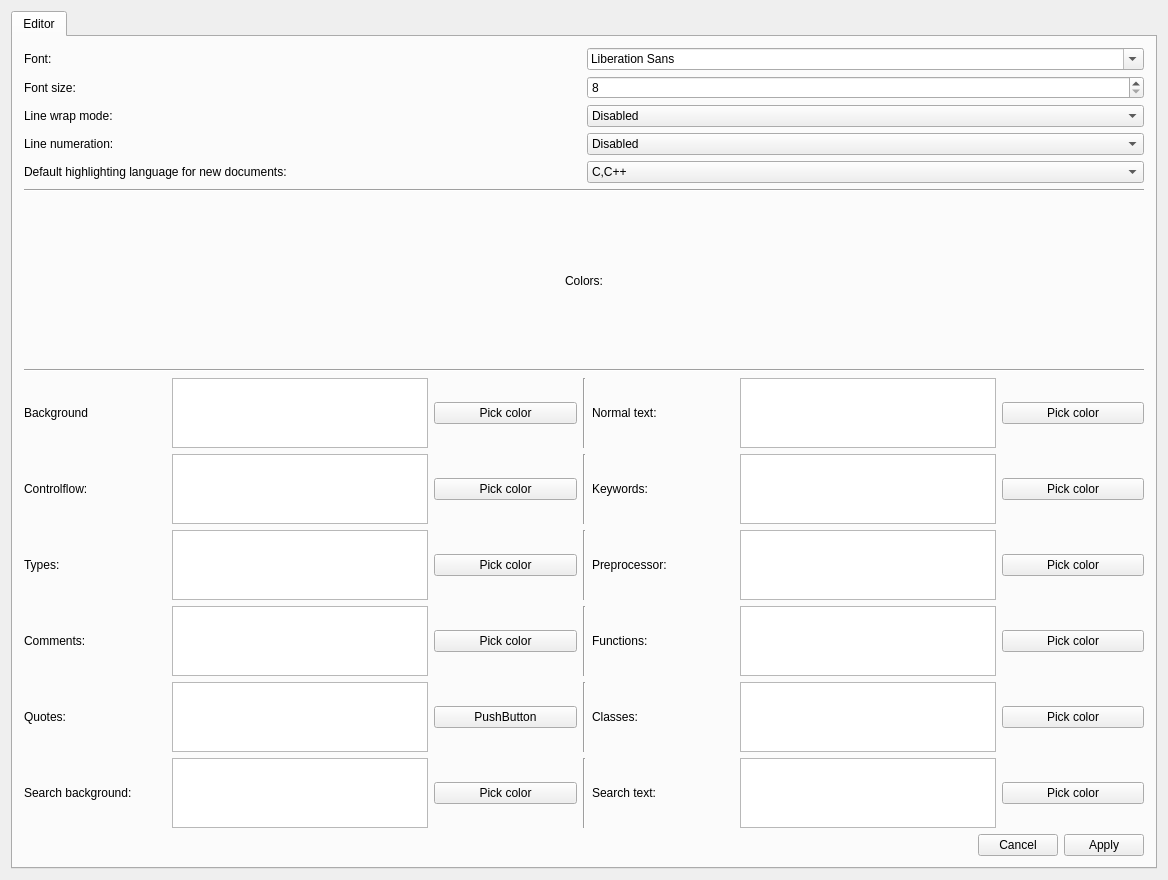
Before: the Qt Designer form settingsform.ui in Dhoine/Qnote, drawn with Qt 5.
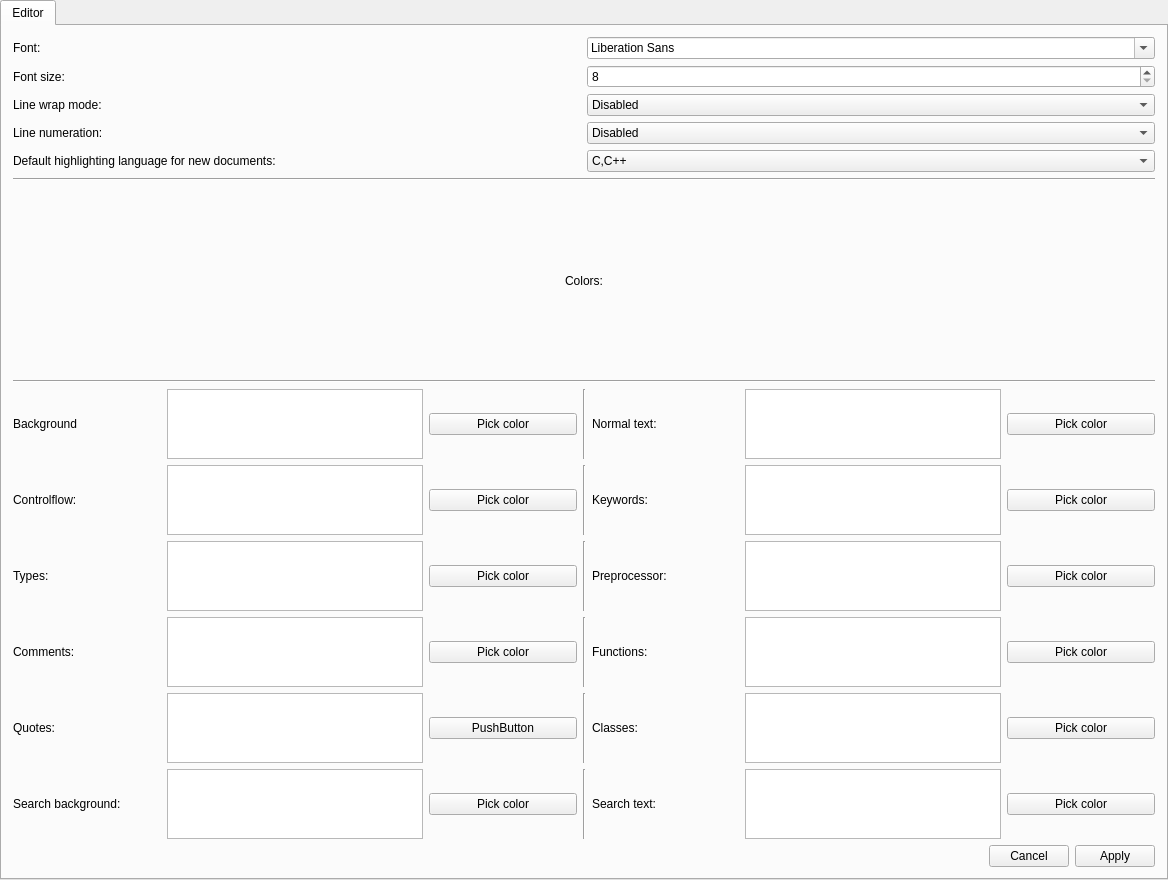
After: the same form once the commit is applied.

Commit message: Make widgets gr... use more usefull space of window

Diff of the .ui file:
```diff
--- a/settingsform.ui
+++ b/settingsform.ui
@@ -27,6 +27,18 @@
     </sizepolicy>
    </property>
    <layout class="QHBoxLayout" name="horizontalLayout">
+    <property name="leftMargin">
+     <number>0</number>
+    </property>
+    <property name="topMargin">
+     <number>0</number>
+    </property>
+    <property name="rightMargin">
+     <number>0</number>
+    </property>
+    <property name="bottomMargin">
+     <number>0</number>
+    </property>
     <item>
      <widget class="QTabWidget" name="tabWidget">
       <property name="sizePolicy">
```
The commit also changes 1 other file.
